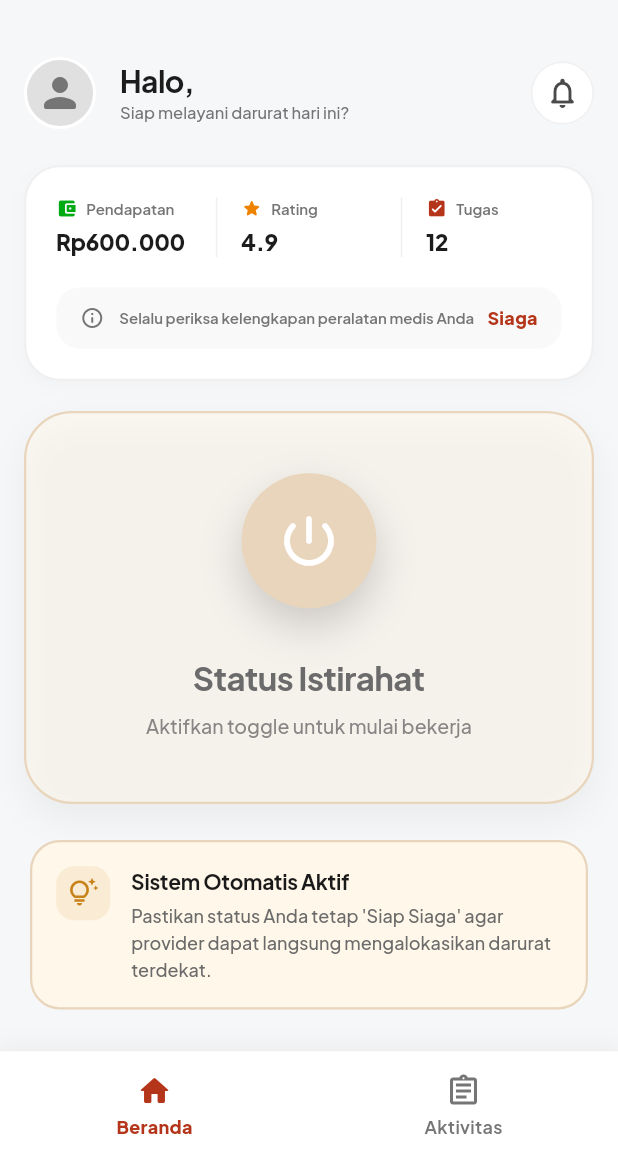
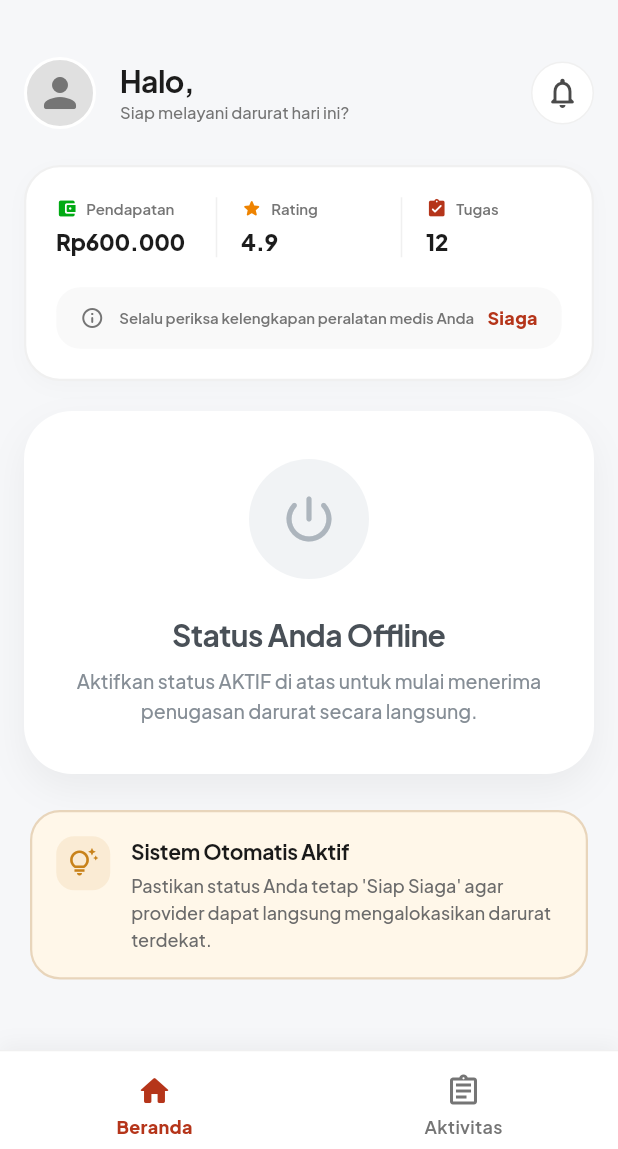
Before and after one commit to 101-toyota-team/resqlink-driver-fe, a Flutter app: the DriverNavigation screen opened directly, on a phone screen of 412 x 824 dp, the part 87-1236 px from its top. Run offline on Flutter 3.47's test engine with Material 3 defaults, Android fonts, the phone set to English and light mode, and no system bars; our stand-ins replace flutter_dotenv, geolocator, google_fonts, supabase_flutter; missing offline and left inert: mapbox_maps_flutter; accounts and stored records are empty.

Commit message:
feat: implement driver location pooling

```diff
--- a/lib/screens/driver_home_screen.dart
+++ b/lib/screens/driver_home_screen.dart
@@ -1,12 +1,14 @@
 import 'package:flutter/material.dart';
 import 'package:supabase_flutter/supabase_flutter.dart';
+import '../services/driver_service.dart';
 import '../themes/app_typography.dart';
 import 'login_screen.dart';
 import 'notification_screen.dart';
 import '../../widgets/home/driver_hero_performance_card.dart';
 import '../../widgets/home/driver_ongoing_task_card.dart';
-import '../../widgets/home/driver_standby_radar_button.dart';
 import '../../widgets/home/driver_tips_card.dart';
+import '../../widgets/order/order_request_card.dart';
+import '../../themes/app_colors.dart';
 
 class DriverHomeScreen extends StatefulWidget {
   final int currentStep;
@@ -73,15 +75,7 @@ class _DriverHomeScreenState extends State<DriverHomeScreen> {
               const SizedBox(height: 12),
               Padding(
                 padding: const EdgeInsets.symmetric(horizontal: 16),
-                child: widget.currentStep >= 2
-                    ? DriverOngoingTaskCard(
-                        currentStep: widget.currentStep,
-                        onOpenTaskRoute: widget.onOpenTaskRoute,
-                      )
-                    : DriverStandbyRadarButton(
-                        isStandby: _isStandby,
-                        onSimulateAssignment: widget.onSimulateAssignment,
-                      ),
+                child: _buildMainActionArea(),
               ),
               const SizedBox(height: 24),
               const DriverTipsCard(),
@@ -89,6 +83,62 @@ class _DriverHomeScreenState extends State<DriverHomeScreen> {
             ],
           ),
         ),
+      ),
+    );
+  }
+
+  Widget _buildMainActionArea() {
+    if (widget.currentStep >= 2) {
+      return DriverOngoingTaskCard(
+        currentStep: widget.currentStep,
+        onOpenTaskRoute: widget.onOpenTaskRoute,
+      );
+    }
+
+    if (_isStandby) {
+      // Tampilan "Penugasan Baru" yang langsung muncul
+      return OrderRequestCard(
+        onAccept: widget.onSimulateAssignment,
+      );
+    }
+
+    // Tampilan saat Offline
+    return Container(
+      padding: const EdgeInsets.all(32),
+      width: double.infinity,
+      decoration: BoxDecoration(
+        color: Colors.white,
+        borderRadius: BorderRadius.circular(32),
+        boxShadow: [
+          BoxShadow(
+            color: Colors.black.withValues(alpha: 0.05),
+            blurRadius: 20,
+            offset: const Offset(0, 10),
+          ),
+        ],
+      ),
+      child: Column(
+        children: [
+          Container(
+            padding: const EdgeInsets.all(20),
+            decoration: BoxDecoration(
+              color: const Color(0xFFF1F3F5),
+              shape: BoxShape.circle,
+            ),
+            child: const Icon(Icons.power_settings_new_rounded, size: 40, color: Color(0xFFADB5BD)),
+          ),
+          const SizedBox(height: 24),
+          Text(
+            "Status Anda Offline",
+            style: AppTypography.h3.copyWith(color: const Color(0xFF495057)),
+          ),
+          const SizedBox(height: 8),
+          Text(
+            "Aktifkan status AKTIF di atas untuk mulai menerima penugasan darurat secara langsung.",
+            textAlign: TextAlign.center,
+            style: AppTypography.body.copyWith(color: const Color(0xFF868E96), fontSize: 13),
+          ),
+        ],
       ),
     );
   }
@@ -160,6 +210,10 @@ class _DriverHomeScreenState extends State<DriverHomeScreen> {
                 value: _isStandby,
                 onChanged: (value) {
                   setState(() { _isStandby = value; });
+                  // Sync dengan backend di background tanpa memblokir UI
+                  DriverService.updateStatus(value).catchError((e) {
+                    debugPrint('Gagal sinkronisasi status ke backend: $e');
+                  });
                 },
                 activeThumbColor: const Color(0xFF00AA13),
                 activeTrackColor: const Color(0xFF00AA13).withValues(alpha: 0.2),
--- a/lib/screens/driver_navigation.dart
+++ b/lib/screens/driver_navigation.dart
@@ -2,6 +2,7 @@ import 'package:flutter/material.dart';
 import 'package:resqlink_driver/screens/driver_main_screen.dart';
 import 'package:resqlink_driver/screens/driver_home_screen.dart';
 import 'package:resqlink_driver/screens/driver_activity_screen.dart';
+import 'package:resqlink_driver/services/location_service.dart';
 import '../../widgets/driver_bottom_nav.dart';
 import '../../widgets/order/order_request_card.dart';
 
@@ -23,6 +24,22 @@ class _DriverNavigationState extends State<DriverNavigation> {
   // 3: Menuju Rumah Sakit (Sedang di Jalan)
   // 4: Selesaikan Pembayaran (QRIS)
   int _currentDriverStep = 0;
+  String? _currentBookingId;
+
+  void _onStepChanged(int nextStep) {
+    setState(() {
+      _currentDriverStep = nextStep;
+
+      if (_currentDriverStep == 2 || _currentDriverStep == 3) {
+        // Mulai polling lokasi ketika misi aktif
+        // Gunakan ID booking jika ada, atau placeholder untuk simulasi
+        LocationService.startTracking(_currentBookingId ?? 'SIMULATED_BOOKING_ID');
+      } else if (_currentDriverStep == 0 || _currentDriverStep == 4) {
+        // Berhenti polling lokasi saat misi selesai atau masuk pembayaran
+        LocationService.stopTracking();
+      }
+    });
+  }
 
   @override
   Widget build(BuildContext context) {
@@ -34,7 +51,8 @@ class _DriverNavigationState extends State<DriverNavigation> {
           DriverHomeScreen(
             currentStep: _currentDriverStep,
             onSimulateAssignment: () {
-              _showNewAssignmentDialog();
+              _onStepChanged(2); // Langsung ke tahap Menuju Lokasi Pasien
+              _navigateToMainRoute(); // Pindah ke halaman navigasi aktif
             },
             onOpenTaskRoute: () {
               _navigateToMainRoute();
@@ -66,9 +84,7 @@ class _DriverNavigationState extends State<DriverNavigation> {
         child: OrderRequestCard(
           onAccept: () {
             Navigator.pop(context); // Tutup Dialog
-            setState(() {
-              _currentDriverStep = 2; // Langsung ke tahap Menuju Lokasi Pasien
-            });
+            _onStepChanged(2); // Langsung ke tahap Menuju Lokasi Pasien
             _navigateToMainRoute(); // Pindah ke halaman navigasi aktif
           },
         ),
@@ -87,9 +103,7 @@ class _DriverNavigationState extends State<DriverNavigation> {
                 currentStep: _currentDriverStep,
                 onStepChanged: (nextStep) {
                   // 1. Update State Utama di Parent Layout
-                  setState(() {
-                    _currentDriverStep = nextStep;
-                  });
+                  _onStepChanged(nextStep);
 
                   // 2. Update State Lokal di dalam halaman yang di-push agar langsung berubah tampilannya
                   setModalState(() {});
```
Also changed, not shown: lib/services/driver_service.dart (added, +78 -0 lines), lib/services/location_service.dart (added, +71 -0 lines).
